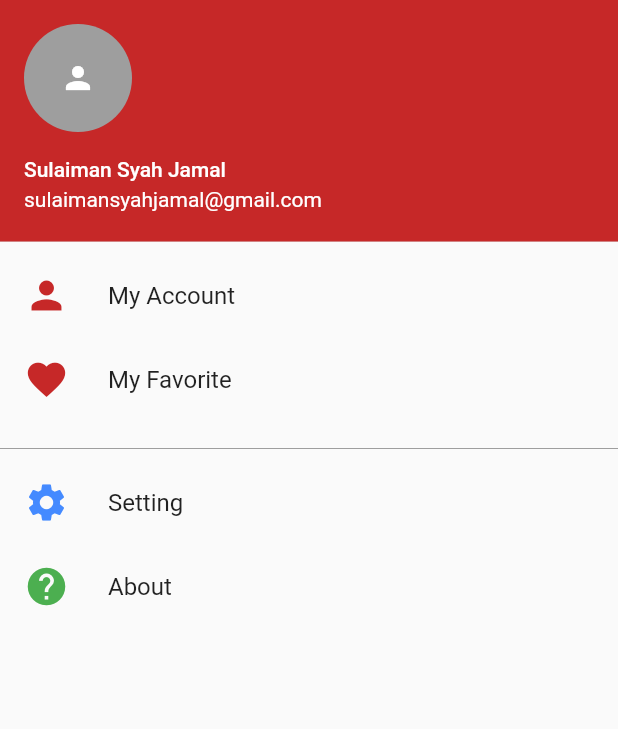
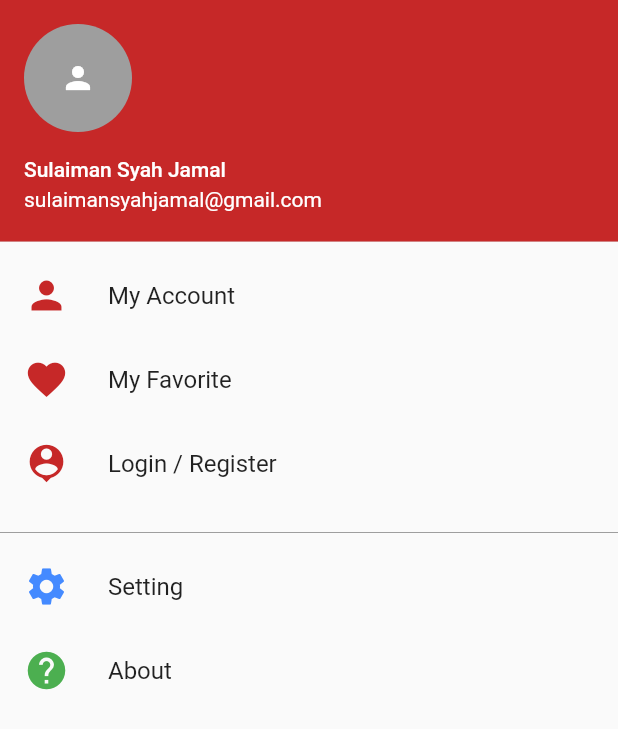
Before and after one commit to syahjamal/sibetonapp, a Flutter app: the Account screen opened directly, on a phone screen of 412 x 824 dp. Shown: the top 729 px of the screen. Run offline on Flutter 3.47's test engine with Material 2 defaults, Android fonts, the light colour scheme and no system bars; our stand-ins replace carousel_pro, cloud_firestore, firebase_auth; accounts and stored records are empty; Roboto replaces fonts that are missing (MaisonNeue).

Commit message:
Pembaharuan account.dart

```diff
--- a/lib/main.dart
+++ b/lib/main.dart
@@ -6,7 +6,7 @@ import 'package:sibetonapp/pages/login.dart';
 import 'package:sibetonapp/pages/register.dart';
 import 'package:flutter/material.dart';
 
-void main() => runApp(Register());
+void main() => runApp(MyApp());
 
 class MyApp extends StatelessWidget {
   // This widget is the root of your application.
--- a/lib/pages/account.dart
+++ b/lib/pages/account.dart
@@ -1,4 +1,6 @@
 import 'package:flutter/material.dart';
+import 'package:sibetonapp/pages/login.dart';
+import 'package:sibetonapp/pages/register.dart';
 
 class Account extends StatefulWidget {
   @override
@@ -36,6 +38,17 @@ class _AccountState extends State<Account> {
               leading: Icon(Icons.favorite, color: Colors.red[800], size: 30),
             ),
           ),
+          InkWell(
+            onTap: () {
+              Navigator.push(context, MaterialPageRoute(
+                builder: (context) => LoginPage()
+              ));
+            },
+            child: ListTile(
+              title: Text('Login / Register'),
+              leading: Icon(Icons.person_pin, color: Colors.red[800], size: 30),
+            ),
+          ),
           SizedBox(height: 10.0),
           Divider(
             color: Colors.grey,
```
Also changed, not shown: pubspec.yaml (line endings or trailing spaces).
